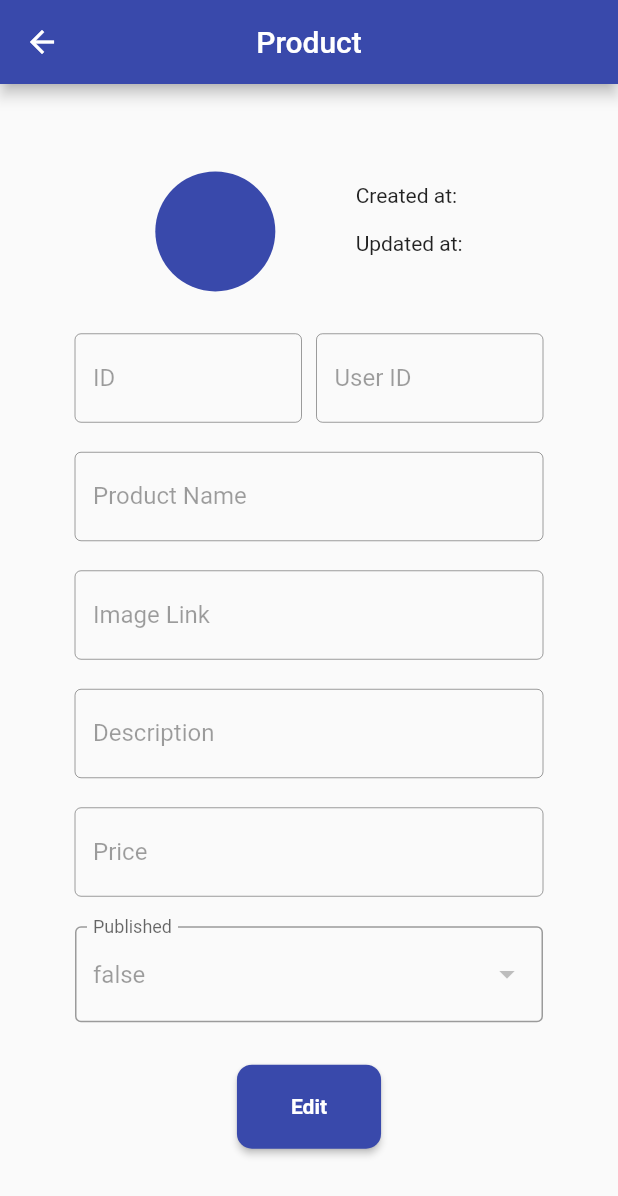
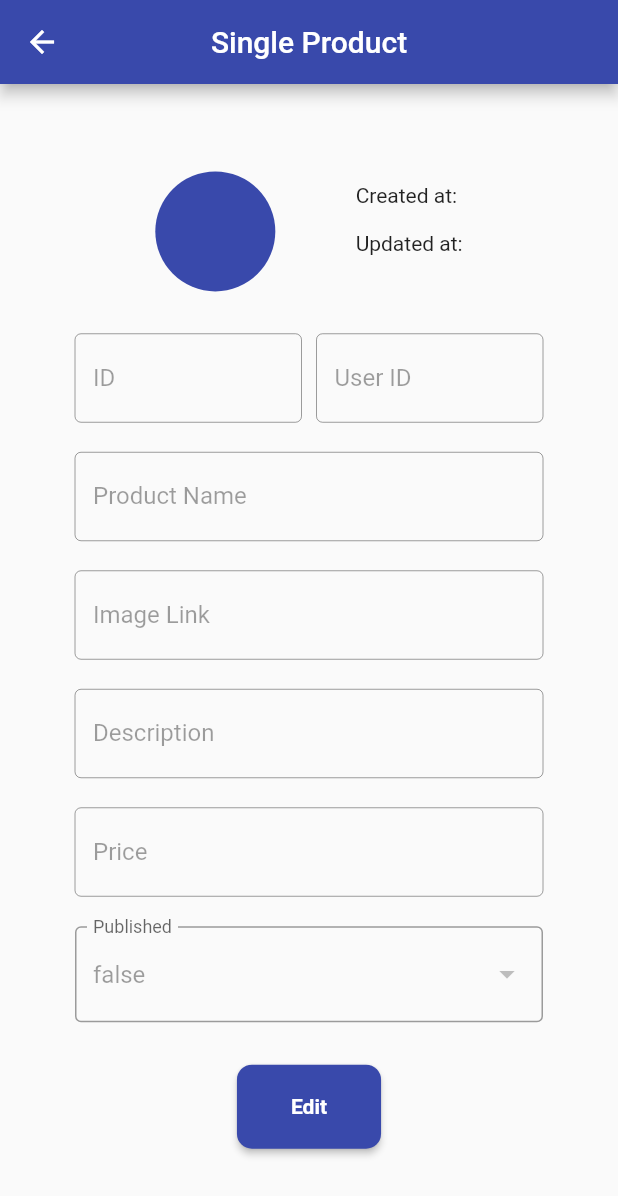
Before and after one commit to iiamjune/simple_inventory_app, a Flutter app: the Product screen opened by its route, on a phone screen of 412 x 824 dp. Shown: the top 1196 px of the screen. Run offline on Flutter 3.47's test engine with Material 2 defaults, Android fonts, the light colour scheme and no system bars; our stand-ins replace email_validator, flutter_easyloading, go_router, shared_preferences; accounts and stored records are empty; network calls fail; statements that could not run were skipped.

Commit message:
initial refactoring

```diff
--- a/lib/views/home.dart
+++ b/lib/views/home.dart
@@ -83,7 +83,7 @@ class _HomeState extends State<Home> {
     return Scaffold(
       appBar: AppBar(
         backgroundColor: Colors.indigo[600],
-        title: Text("Home"),
+        title: Text("Products List"),
         centerTitle: true,
         actions: <Widget>[
           IconButton(
--- a/lib/views/product.dart
+++ b/lib/views/product.dart
@@ -1,5 +1,6 @@
 import 'package:flutter/material.dart';
 import 'package:flutter_application_1/services/product_service.dart';
+import 'package:flutter_application_1/widgets/button.dart';
 import 'package:shared_preferences/shared_preferences.dart';
 
 import '../constants/labels.dart';
@@ -7,8 +8,7 @@ import '../models/product_data_model.dart';
 import '../services/navigation.dart';
 
 class Product extends StatefulWidget {
-  const Product({super.key, this.appBarTitle});
-  final String? appBarTitle;
+  const Product({super.key});
 
   @override
   State<Product> createState() => _ProductState();
@@ -31,6 +31,7 @@ class _ProductState extends State<Product> {
   Map<String, dynamic>? data = {};
   bool success = false;
   String? errorMessage;
+  String appbarTitle = "Single Product";
 
   void initData() async {
     SharedPreferences prefs = await SharedPreferences.getInstance();
@@ -88,7 +89,7 @@ class _ProductState extends State<Product> {
         resizeToAvoidBottomInset: false,
         appBar: AppBar(
           backgroundColor: Colors.indigo[600],
-          title: Text(widget.appBarTitle ?? "Product"),
+          title: Text(appbarTitle),
           centerTitle: true,
           leading: IconButton(
             icon: Icon(Icons.arrow_back),
@@ -220,18 +221,14 @@ class _ProductState extends State<Product> {
                       ],
                     ),
                   ),
-                  ElevatedButton(
-                    style: ButtonStyle(
-                      backgroundColor:
-                          MaterialStateProperty.all(Colors.indigo[600]),
-                      shape: MaterialStateProperty.all(RoundedRectangleBorder(
-                          borderRadius: BorderRadius.circular(10.0))),
-                    ),
+                  MainButton(
                     onPressed: () async {
                       if (!isEditing) {
                         isEditing = true;
+                        appbarTitle = "Edit Product";
                       } else {
                         isEditing = false;
+                        appbarTitle = "Single Product";
                         getData();
 
                         Future.delayed(Duration(seconds: 2)).then((value) {
@@ -248,14 +245,7 @@ class _ProductState extends State<Product> {
                       }
                       setState(() {});
                     },
-                    child: Padding(
-                      padding: EdgeInsets.all(20.0),
-                      child: Text(
-                        isEditing ? Label.save : Label.edit,
-                        style: TextStyle(
-                            color: Colors.white, fontWeight: FontWeight.bold),
-                      ),
-                    ),
+                    buttonLabel: isEditing ? Label.save : Label.edit,
                   ),
                 ],
               ),
--- /dev/null
+++ b/lib/widgets/button.dart
@@ -0,0 +1,35 @@
+import 'package:flutter/material.dart';
+
+class MainButton extends StatefulWidget {
+  const MainButton(
+      {super.key, required this.onPressed, required this.buttonLabel});
+  final VoidCallback onPressed;
+  final String buttonLabel;
+
+  @override
+  State<MainButton> createState() => _MainButtonState();
+}
+
+class _MainButtonState extends State<MainButton> {
+  @override
+  Widget build(BuildContext context) {
+    return ElevatedButton(
+      style: ButtonStyle(
+        backgroundColor: MaterialStateProperty.all(Colors.indigo[600]),
+        shape: MaterialStateProperty.all(
+            RoundedRectangleBorder(borderRadius: BorderRadius.circular(10.0))),
+      ),
+      onPressed: widget.onPressed,
+      child: Padding(
+        padding: const EdgeInsets.all(20.0),
+        child: Text(
+          widget.buttonLabel,
+          style: const TextStyle(
+            color: Colors.white,
+            fontWeight: FontWeight.bold,
+          ),
+        ),
+      ),
+    );
+  }
+}
```
Also changed, not shown: lib/views/add_product.dart (+3 -15 lines), lib/views/login.dart (+16 -50 lines), lib/views/registration.dart (+23 -60 lines), lib/widgets/footer.dart (added, +36 -0 lines), lib/widgets/textformfield.dart (added, +60 -0 lines).
